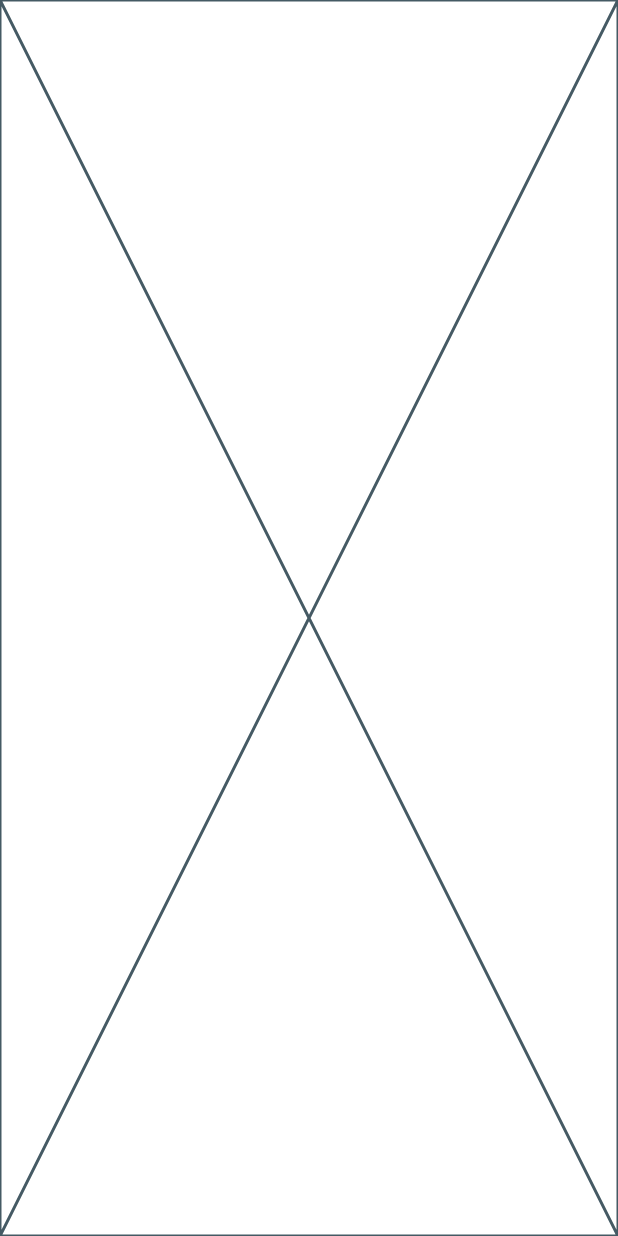
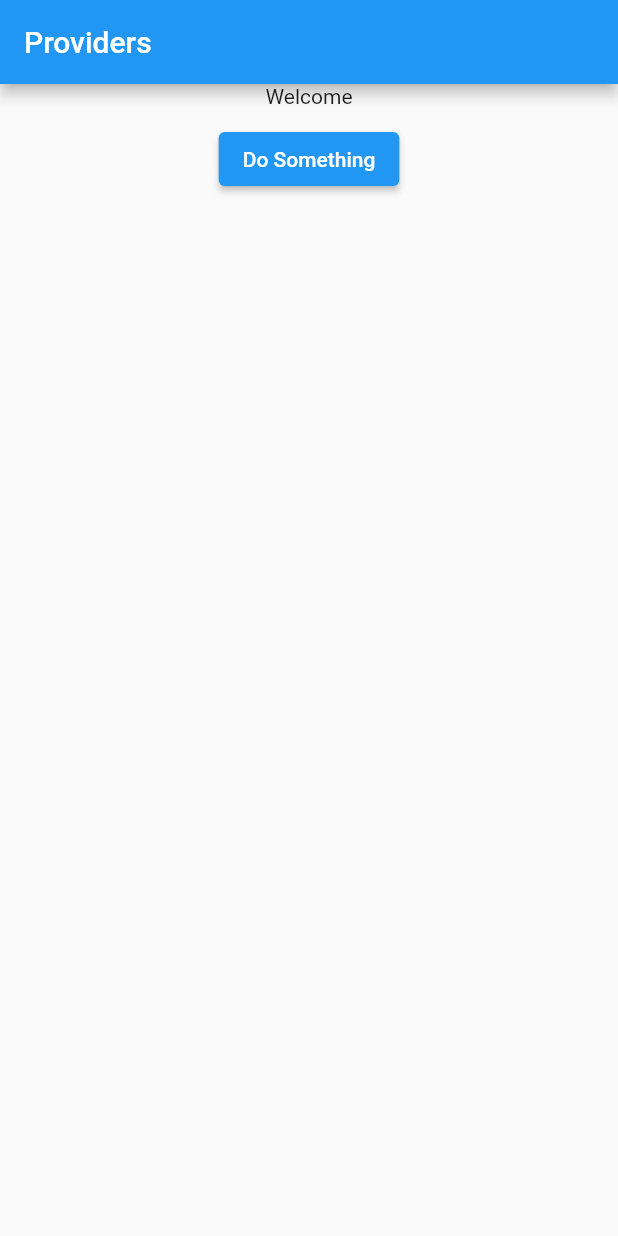
Before and after one commit to 5alafawyyy/Provider-Statemanagement, a Flutter app: the screen it shows after launch, on a phone screen of 412 x 824 dp. Run offline on Flutter 3.47's test engine with Material 2 defaults, Android fonts, the phone set to English and light mode, and no system bars.

```diff
--- a/lib/screens/home_screen.dart
+++ b/lib/screens/home_screen.dart
@@ -1,11 +1,50 @@
-import 'package:flutter/src/widgets/framework.dart';
-import 'package:flutter/src/widgets/placeholder.dart';
+import 'package:flutter/material.dart';
+import 'package:provider/provider.dart';
 
 class HomeScreen extends StatelessWidget {
   const HomeScreen({super.key});
 
   @override
   Widget build(BuildContext context) {
-    return const Placeholder();
+    return ChangeNotifierProvider(
+      create: (context) => Model(),
+      child: Scaffold(
+        appBar: AppBar(
+          title: const Text("Providers"),
+        ),
+        body: Consumer<Model>(builder: ((context, model, child) {
+          return Column(
+            children: [
+              Center(
+                child: Text(model.name),
+              ),
+              const SizedBox(
+                height: 10.0,
+              ),
+              ElevatedButton(
+                onPressed: () {
+                  model.changeName();
+                },
+                style: const ButtonStyle(
+                  backgroundColor: MaterialStatePropertyAll(Colors.blue),
+                  foregroundColor: MaterialStatePropertyAll(Colors.white),
+                ),
+                child: const Text(
+                  "Do Something",
+                ),
+              ),
+            ],
+          );
+        })),
+      ),
+    );
   }
 }
+
+class Model extends ChangeNotifier {
+  String name = "Welcome";
+  changeName() {
+    name = "Ahmed";
+    notifyListeners();
+  }
+}
--- a/pubspec.yaml
+++ b/pubspec.yaml
@@ -35,6 +35,7 @@ dependencies:
   # The following adds the Cupertino Icons font to your application.
   # Use with the CupertinoIcons class for iOS style icons.
   cupertino_icons: ^1.0.2
+  provider: ^6.0.5
 
 dev_dependencies:
   flutter_test:
```
Also changed, not shown: pubspec.lock, 1 other file.
